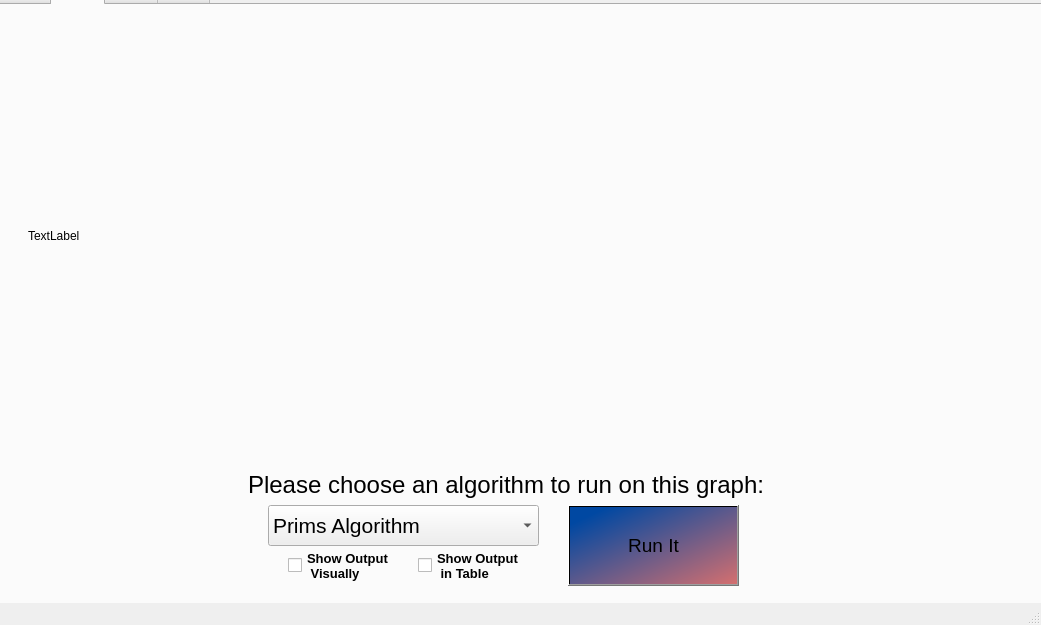
Above: UnTangledUI.ui from M-AliTanveer/UnTangled before the change. Below: the same form after it.
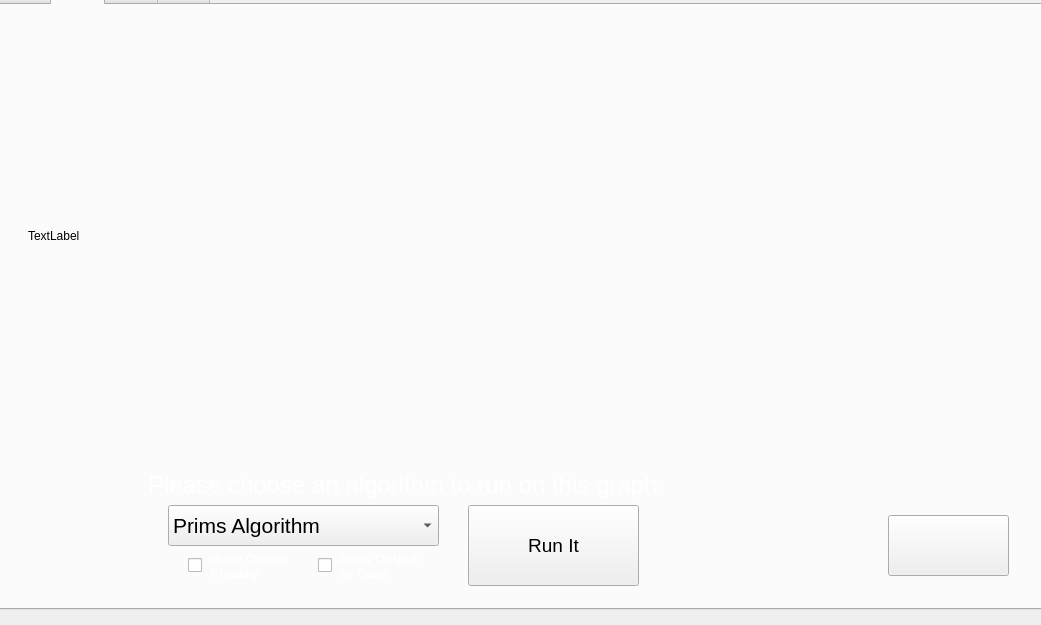
That is the form after the change. The open tabs and pages were chosen to show the change. Icons and pictures are not drawn.

```diff
--- a/UnTangledUI.ui
+++ b/UnTangledUI.ui
@@ -13,6 +13,16 @@
   <property name="windowTitle">
    <string>MainWindow</string>
   </property>
+  <property name="styleSheet">
+   <string notr="true">QWidget#MainTab,#VisualINTab,#VisualOUTTab,#DataTab{
+border-image: url(back.jpg) 0 0 0 0 stretch stretch;
+}
+#MainLabel,#Inputlabel,#fileinputlabel,#labelcheckbox,#Graphitlabel,#algolabel,#visualoutputcheckbox,#tabularoutputcheckbox,#Outputgraphlabel,#Outputtablelabel{
+color: white;}
+#InputBox,#FileDatabox{
+background-color: rgba(0, 0, 0, 0); 
+color: white;}</string>
+  </property>
   <widget class="QWidget" name="centralwidget">
    <property name="autoFillBackground">
     <bool>false</bool>
@@ -217,7 +227,7 @@
      <widget class="QComboBox" name="Algochoicebox">
       <property name="geometry">
        <rect>
-        <x>270</x>
+        <x>170</x>
         <y>500</y>
         <width>271</width>
         <height>41</height>
@@ -267,7 +277,7 @@
      <widget class="QLabel" name="algolabel">
       <property name="geometry">
        <rect>
-        <x>250</x>
+        <x>150</x>
         <y>460</y>
         <width>531</width>
         <height>41</height>
@@ -280,7 +290,7 @@
      <widget class="QPushButton" name="runalgobutton">
       <property name="geometry">
        <rect>
-        <x>570</x>
+        <x>470</x>
         <y>500</y>
         <width>171</width>
         <height>81</height>
@@ -295,7 +305,7 @@
        <bool>false</bool>
       </property>
       <property name="styleSheet">
-       <string notr="true">background-color: qlineargradient(spread:pad, x1:0, y1:0, x2:1, y2:1, stop:0.113636 rgba(0, 72, 162, 255), stop:1 rgba(212, 111, 111, 255))</string>
+       <string notr="true"/>
       </property>
       <property name="text">
        <string>Run It</string>
@@ -317,7 +327,7 @@
       </property>
       <property name="geometry">
        <rect>
-        <x>290</x>
+        <x>190</x>
         <y>540</y>
         <width>111</width>
         <height>41</height>
@@ -341,7 +351,7 @@
       </property>
       <property name="geometry">
        <rect>
-        <x>420</x>
+        <x>320</x>
         <y>540</y>
         <width>111</width>
         <height>41</height>
@@ -359,6 +369,29 @@
  in Table</string>
       </property>
      </widget>
+     <widget class="QPushButton" name="BackButton">
+      <property name="geometry">
+       <rect>
+        <x>890</x>
+        <y>510</y>
+        <width>121</width>
+        <height>61</height>
+       </rect>
+      </property>
+      <property name="text">
+       <string/>
+      </property>
+      <property name="icon">
+       <iconset>
+        <normaloff>bkbutton.png</normaloff>bkbutton.png</iconset>
+      </property>
+      <property name="iconSize">
+       <size>
+        <width>121</width>
+        <height>75</height>
+       </size>
+      </property>
+     </widget>
     </widget>
     <widget class="QWidget" name="VisualOUTTab">
      <attribute name="title">
@@ -450,7 +483,6 @@
     </rect>
    </property>
   </widget>
-  <widget class="QStatusBar" name="statusbar"/>
  </widget>
  <resources/>
  <connections/>
```
Left out of the diff: 61 changed lines with no effect on the pictures.
